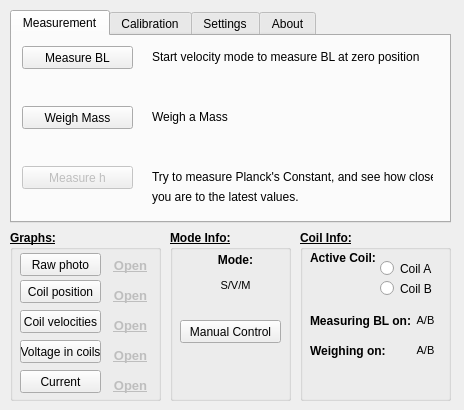
First picture: the form in gui_w_main.ui, repository usnistgov/legokibblebalance, before the edit.
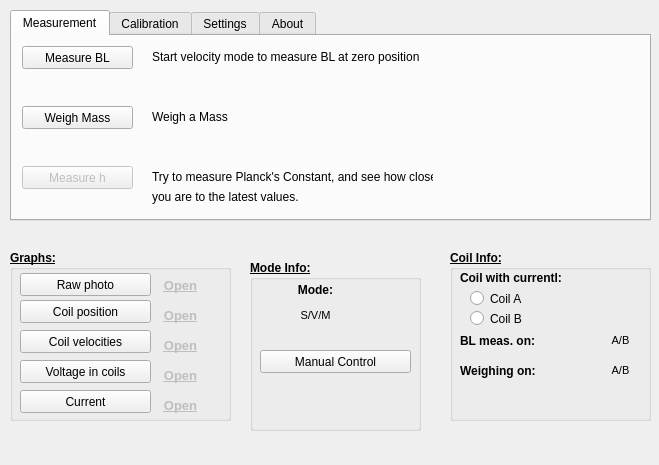
Second picture: the form after the edit.

Commit message: config.ini will not be saved, cleaned up some confusion with coil A/B

Diff of the .ui file:
```diff
--- a/gui_w_main.ui
+++ b/gui_w_main.ui
@@ -6,8 +6,8 @@
    <rect>
     <x>0</x>
     <y>0</y>
-    <width>464</width>
-    <height>410</height>
+    <width>659</width>
+    <height>465</height>
    </rect>
   </property>
   <property name="sizePolicy">
@@ -25,8 +25,8 @@
      <rect>
       <x>10</x>
       <y>10</y>
-      <width>441</width>
-      <height>213</height>
+      <width>641</width>
+      <height>211</height>
      </rect>
     </property>
     <property name="sizePolicy">
@@ -449,8 +449,8 @@
     <property name="geometry">
      <rect>
       <x>10</x>
-      <y>230</y>
-      <width>151</width>
+      <y>250</y>
+      <width>221</width>
       <height>171</height>
      </rect>
     </property>
@@ -469,7 +469,7 @@
       <rect>
        <x>10</x>
        <y>140</y>
-       <width>81</width>
+       <width>131</width>
        <height>23</height>
       </rect>
      </property>
@@ -489,7 +489,7 @@
       <rect>
        <x>10</x>
        <y>50</y>
-       <width>81</width>
+       <width>131</width>
        <height>23</height>
       </rect>
      </property>
@@ -509,7 +509,7 @@
       <rect>
        <x>10</x>
        <y>110</y>
-       <width>81</width>
+       <width>131</width>
        <height>23</height>
       </rect>
      </property>
@@ -529,7 +529,7 @@
       <rect>
        <x>10</x>
        <y>80</y>
-       <width>81</width>
+       <width>131</width>
        <height>23</height>
       </rect>
      </property>
@@ -550,7 +550,7 @@
      </property>
      <property name="geometry">
       <rect>
-       <x>90</x>
+       <x>140</x>
        <y>50</y>
        <width>61</width>
        <height>31</height>
@@ -606,7 +606,7 @@
      </property>
      <property name="geometry">
       <rect>
-       <x>90</x>
+       <x>140</x>
        <y>80</y>
        <width>61</width>
        <height>31</height>
@@ -662,7 +662,7 @@
      </property>
      <property name="geometry">
       <rect>
-       <x>90</x>
+       <x>140</x>
        <y>110</y>
        <width>61</width>
        <height>31</height>
@@ -718,7 +718,7 @@
      </property>
      <property name="geometry">
       <rect>
-       <x>90</x>
+       <x>140</x>
        <y>140</y>
        <width>61</width>
        <height>31</height>
@@ -773,7 +773,7 @@
       <rect>
        <x>10</x>
        <y>23</y>
-       <width>81</width>
+       <width>131</width>
        <height>23</height>
       </rect>
      </property>
@@ -794,7 +794,7 @@
      </property>
      <property name="geometry">
       <rect>
-       <x>90</x>
+       <x>140</x>
        <y>20</y>
        <width>61</width>
        <height>31</height>
@@ -848,9 +848,9 @@
    <widget class="QGroupBox" name="groupBox_2">
     <property name="geometry">
      <rect>
-      <x>300</x>
-      <y>230</y>
-      <width>151</width>
+      <x>450</x>
+      <y>250</y>
+      <width>201</width>
       <height>171</height>
      </rect>
     </property>
@@ -867,9 +867,9 @@
     <widget class="QRadioButton" name="RB_coilA">
      <property name="geometry">
       <rect>
-       <x>80</x>
-       <y>30</y>
-       <width>82</width>
+       <x>20</x>
+       <y>40</y>
+       <width>171</width>
        <height>17</height>
       </rect>
      </property>
@@ -887,9 +887,9 @@
     <widget class="QRadioButton" name="RB_coilB">
      <property name="geometry">
       <rect>
-       <x>80</x>
-       <y>50</y>
-       <width>82</width>
+       <x>20</x>
+       <y>60</y>
+       <width>171</width>
        <height>17</height>
       </rect>
      </property>
@@ -909,7 +909,7 @@
       <rect>
        <x>10</x>
        <y>20</y>
-       <width>91</width>
+       <width>181</width>
        <height>16</height>
       </rect>
      </property>
@@ -921,7 +921,7 @@
       </font>
      </property>
      <property name="text">
-      <string>Active Coil:</string>
+      <string>Coil with currentl:</string>
      </property>
     </widget>
     <widget class="QLabel" name="label_19">
@@ -941,7 +941,7 @@
       </font>
      </property>
      <property name="text">
-      <string>Measuring BL on:</string>
+      <string>BL meas. on:</string>
      </property>
     </widget>
     <widget class="QLabel" name="label_21">
@@ -967,9 +967,9 @@
     <widget class="QLabel" name="TXT_BLCoil">
      <property name="geometry">
       <rect>
-       <x>110</x>
+       <x>140</x>
        <y>70</y>
-       <width>31</width>
+       <width>61</width>
        <height>41</height>
       </rect>
      </property>
@@ -991,9 +991,9 @@
     <widget class="QLabel" name="TXT_weighingCoil">
      <property name="geometry">
       <rect>
-       <x>110</x>
+       <x>140</x>
        <y>100</y>
-       <width>31</width>
+       <width>61</width>
        <height>41</height>
       </rect>
      </property>
@@ -1016,9 +1016,9 @@
    <widget class="QGroupBox" name="groupBox_3">
     <property name="geometry">
      <rect>
-      <x>170</x>
-      <y>230</y>
-      <width>121</width>
+      <x>250</x>
+      <y>260</y>
+      <width>171</width>
       <height>171</height>
      </rect>
     </property>
@@ -1084,7 +1084,7 @@
       <rect>
        <x>10</x>
        <y>90</y>
-       <width>101</width>
+       <width>151</width>
        <height>23</height>
       </rect>
      </property>
```
The commit also changes 14 other files.
